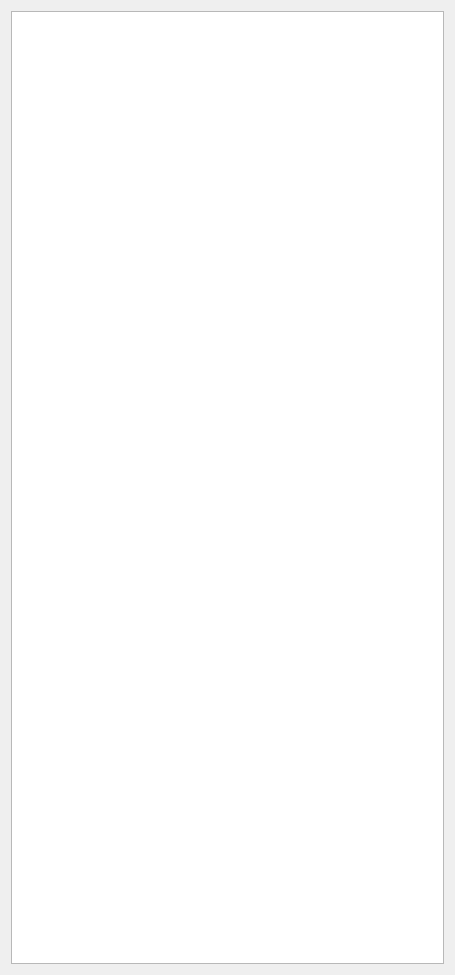
Above: Plugins/org.mitk.gui.qt.openigtlclient/src/internal/QmitkOpenIgtLinkClientViewControls.ui from danielknorr/MITK before the change. Below: the same form after it.
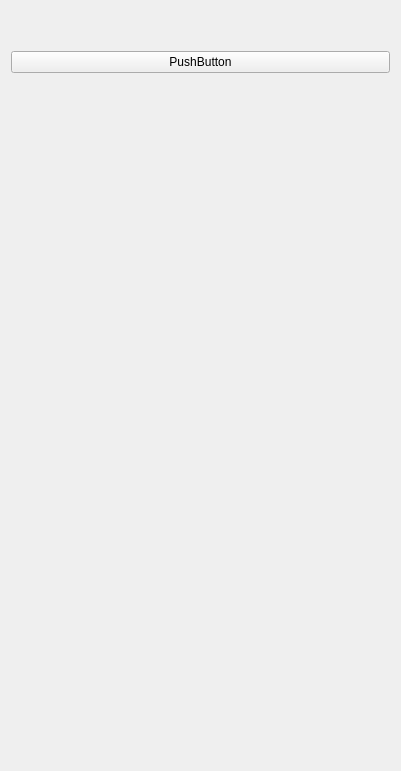
That is the form after the change.

```diff
--- a/Plugins/org.mitk.gui.qt.openigtlclient/src/internal/QmitkOpenIgtLinkClientViewControls.ui
+++ b/Plugins/org.mitk.gui.qt.openigtlclient/src/internal/QmitkOpenIgtLinkClientViewControls.ui
@@ -6,8 +6,8 @@
    <rect>
     <x>0</x>
     <y>0</y>
-    <width>455</width>
-    <height>975</height>
+    <width>401</width>
+    <height>771</height>
    </rect>
   </property>
   <property name="minimumSize">
@@ -21,11 +21,43 @@
   </property>
   <layout class="QVBoxLayout" name="verticalLayout">
    <item>
-    <layout class="QVBoxLayout" name="verticalLayout_2">
-     <item>
-      <widget class="QTreeView" name="treeView"/>
-     </item>
-    </layout>
+    <spacer name="verticalSpacer_2">
+     <property name="orientation">
+      <enum>Qt::Vertical</enum>
+     </property>
+     <property name="sizeType">
+      <enum>QSizePolicy::Fixed</enum>
+     </property>
+     <property name="sizeHint" stdset="0">
+      <size>
+       <width>20</width>
+       <height>40</height>
+      </size>
+     </property>
+    </spacer>
+   </item>
+   <item>
+    <widget class="QPushButton" name="pushButton">
+     <property name="enabled">
+      <bool>true</bool>
+     </property>
+     <property name="text">
+      <string>PushButton</string>
+     </property>
+    </widget>
+   </item>
+   <item>
+    <spacer name="verticalSpacer">
+     <property name="orientation">
+      <enum>Qt::Vertical</enum>
+     </property>
+     <property name="sizeHint" stdset="0">
+      <size>
+       <width>20</width>
+       <height>40</height>
+      </size>
+     </property>
+    </spacer>
    </item>
   </layout>
  </widget>
```
Left out of the diff: 4 changed lines with no effect on the pictures.
